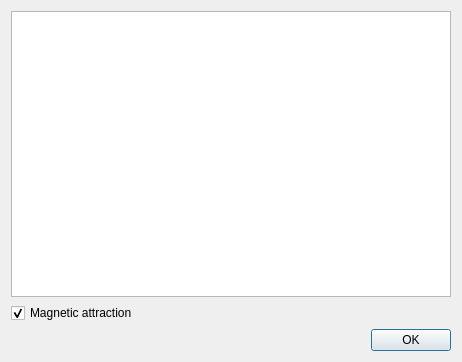
This is lxqt-config-monitor/monitorpicture.ui in lxqt/lxqt-config as Qt 5 draws it before an edit. The edited form follows.
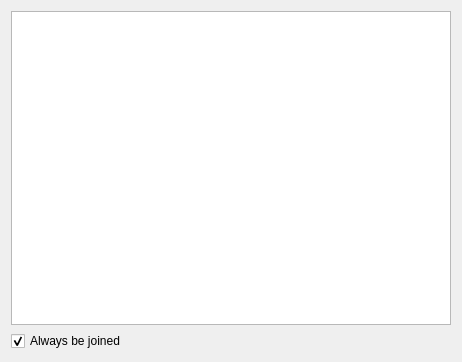
This is the edited form.

Commit message: lxqt-config-monitor: GUI for positioning

Patch:
```diff
--- a/lxqt-config-monitor/monitorpicture.ui
+++ b/lxqt-config-monitor/monitorpicture.ui
@@ -24,23 +24,13 @@
    <item>
     <widget class="QCheckBox" name="magneticCheckBox">
      <property name="text">
-      <string>Magnetic attraction</string>
+      <string>Always be joined</string>
      </property>
      <property name="checked">
       <bool>true</bool>
      </property>
     </widget>
    </item>
-   <item>
-    <widget class="QDialogButtonBox" name="buttonBox">
-     <property name="orientation">
-      <enum>Qt::Horizontal</enum>
-     </property>
-     <property name="standardButtons">
-      <set>QDialogButtonBox::Ok</set>
-     </property>
-    </widget>
-   </item>
   </layout>
  </widget>
  <resources/>
```
Left out of the diff: 35 changed lines with no effect on the pictures. The commit also changes 7 other files.
